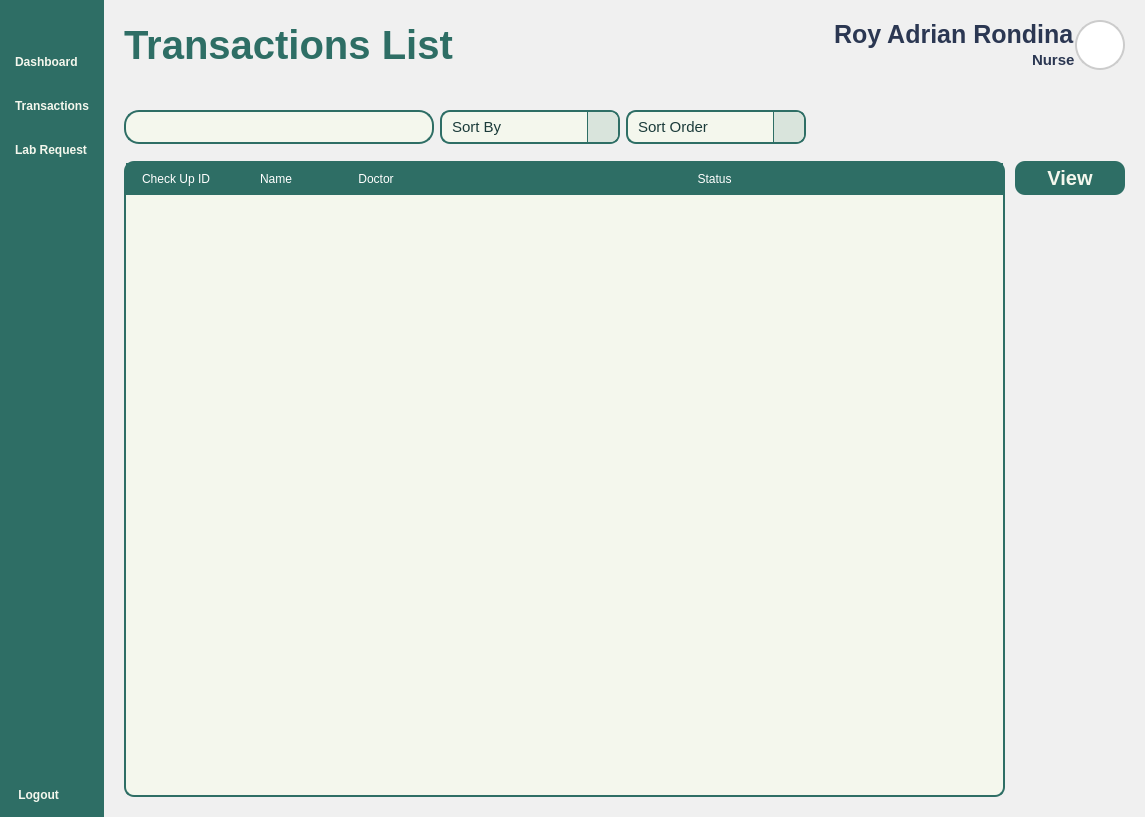
The window that Views/Staff_Transactions.ui (VinsmokeSanji69/COVACHA_CLINIC_SYSTEM) describes before a commit, drawn with Qt 5.
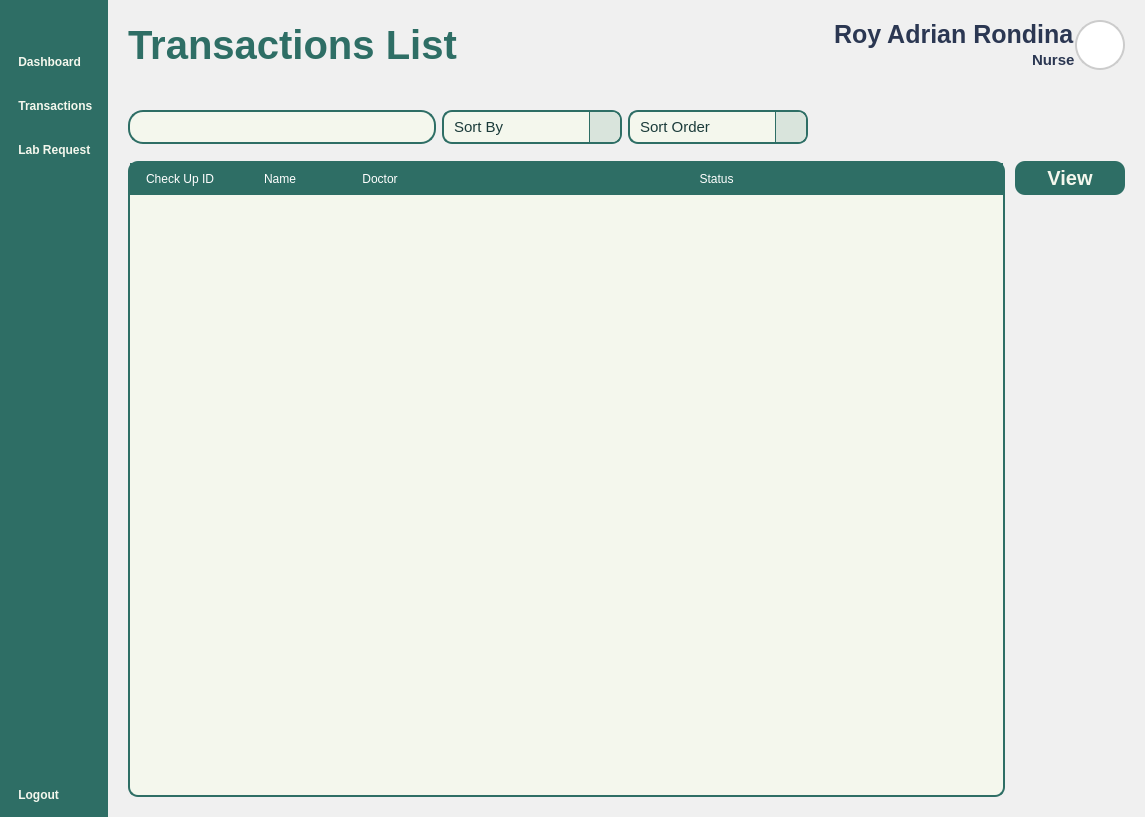
The same window after the commit. Icons and pictures are not drawn.

Patch:
```diff
--- a/Views/Staff_Transactions.ui
+++ b/Views/Staff_Transactions.ui
@@ -127,7 +127,7 @@
         <item>
          <widget class="QPushButton" name="DashboardButton">
           <property name="text">
-           <string>Dashboard</string>
+           <string> Dashboard</string>
           </property>
           <property name="icon">
            <iconset resource="../Images/resources.qrc">
@@ -149,7 +149,7 @@
 }</string>
           </property>
           <property name="text">
-           <string>Transactions</string>
+           <string> Transactions</string>
           </property>
           <property name="icon">
            <iconset resource="../Images/resources.qrc">
@@ -166,7 +166,7 @@
         <item>
          <widget class="QPushButton" name="LabButton">
           <property name="text">
-           <string>Lab Request</string>
+           <string> Lab Request</string>
           </property>
           <property name="icon">
            <iconset resource="../Images/resources.qrc">
@@ -758,7 +758,7 @@
                 <rect>
                  <x>0</x>
                  <y>0</y>
-                 <width>745</width>
+                 <width>738</width>
                  <height>631</height>
                 </rect>
                </property>
```
